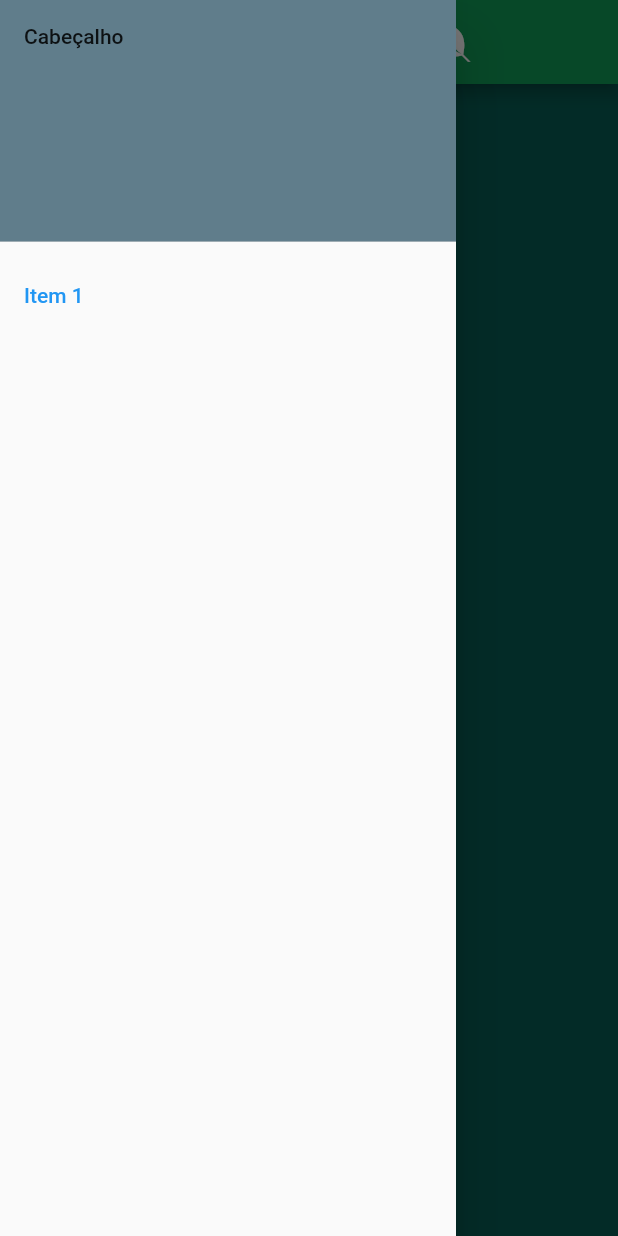
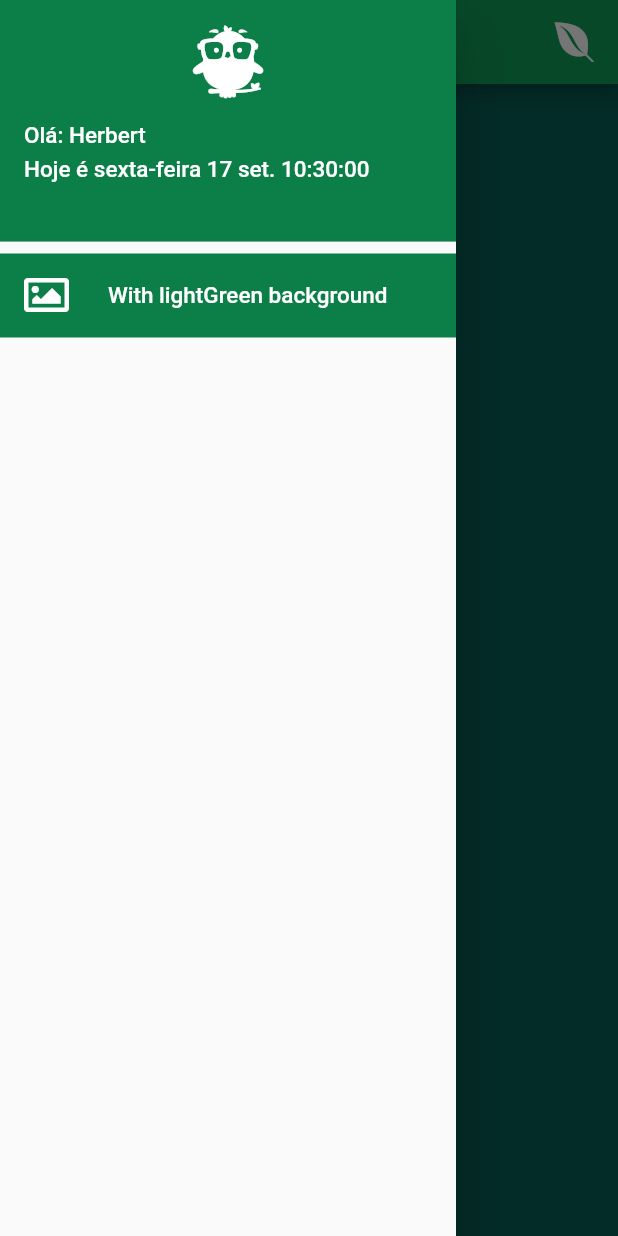
Before and after one commit to hbgit/qplant, a Flutter app: the Home screen opened by its route, with the side drawer open, on a phone screen of 412 x 824 dp. Run offline on Flutter 3.47's test engine with Material 2 defaults, Android fonts, the phone set to English and light mode, and no system bars; our stand-ins replace font_awesome_flutter, pin_code_fields.

Commit message:
Update Home screen
Signed-off-by: Herbert Rocha <herberthb12@gmail.com>

```diff
--- a/lib/view/Home.dart
+++ b/lib/view/Home.dart
@@ -1,19 +1,35 @@
 import 'package:flutter/cupertino.dart';
 import 'package:flutter/material.dart';
 import 'package:font_awesome_flutter/font_awesome_flutter.dart';
+import 'package:intl/intl.dart';
+import 'package:intl/date_symbol_data_local.dart';
 
 class Home extends StatefulWidget {
   @override
-  _SplashViewState createState() => _SplashViewState();
+  _HomeViewState createState() => _HomeViewState();
 }
 
-class _SplashViewState extends State<Home> {
+class _HomeViewState extends State<Home> {
   //final Auth _auth = Auth();
   int _selectedIndex = 0;
+  String _formattedDate =
+      DateFormat('EEEE d MMM kk:mm:ss', 'pt_BR').format(DateTime.now());
 
   _onSelectItem(int index) {
     setState(() => _selectedIndex = index);
     Navigator.of(context).pop();
+  }
+
+  _getDrawerItem(int pos) {
+    switch (pos) {
+      case 0:
+        //return Fragment("Tela 1");
+        print("Item 0");
+        break;
+      case 1:
+        print("Item 1");
+        break;
+    }
   }
 
   // Home Screen
@@ -24,14 +40,17 @@ class _SplashViewState extends State<Home> {
       appBar: AppBar(
         centerTitle: true,
         title: Row(
-            mainAxisAlignment: MainAxisAlignment.spaceEvenly,
+          mainAxisAlignment: MainAxisAlignment.spaceBetween,
           children: [
             Text("Menu"),
-              FaIcon(
+            Container(
+              alignment: Alignment.centerLeft,
+              child: FaIcon(
                 FontAwesomeIcons.envira,
                 color: Colors.white,
                 size: 30,
-              )
+              ),
+            ),
           ],
         ),
       ),
@@ -40,17 +59,72 @@ class _SplashViewState extends State<Home> {
           padding: EdgeInsets.zero,
           children: <Widget>[
             DrawerHeader(
-              child: Text('Cabeçalho'),
-              decoration: BoxDecoration(color: Colors.blueGrey),
+              child: Column(
+                crossAxisAlignment: CrossAxisAlignment.stretch,
+                children: [
+                  Center(
+                    child: FaIcon(
+                      FontAwesomeIcons.earlybirds,
+                      color: Colors.white,
+                      size: 50,
                     ),
-            ListTile(
-              title: Text("Item 1"),
-              selected: 0 == _selectedIndex,
-              onTap: (){
-                print("Item 1");
+                  ),
+                  SizedBox(
+                    height: 15,
+                  ),
+                  Text(
+                    "Olá: Herbert",
+                    textAlign: TextAlign.left,
+                    style: TextStyle(
+                      color: Colors.white,
+                      fontSize: 15,
+                    ),
+                  ),
+                  SizedBox(
+                    height: 5,
+                  ),
+                  Text("Hoje é $_formattedDate",
+                      textAlign: TextAlign.left,
+                      style: TextStyle(color: Colors.white, fontSize: 15))
+                ],
+              ),
+              decoration: BoxDecoration(color: Color(0xff0c7e47)),
+            ),
+            // ListTile(
+            //   title: Text("Item 1"),
+            //   selected: 0 == _selectedIndex,
+            //   onTap: () {
+            //     _onSelectItem(0);
+            //   },
+            // ),
+            ListView(
+              shrinkWrap: true,
+              children: [
+                Ink(
+                  color: Color(0xff0c7e47),
+                  child: ListTile(
+                    leading: FaIcon(
+                      FontAwesomeIcons.image,
+                      color: Colors.white,
+                      size: 30,
+                    ),
+                    title: Text(
+                      'With lightGreen background',
+                        textAlign: TextAlign.left,
+                        style: TextStyle(color: Colors.white, fontSize: 15)
+                    ),
+                    selected: 1 == _selectedIndex,
+                    onTap: () {
+                      print("Text");
                     },
                   ),
+                ),
               ],
-        )));
+            )
+          ],
+        ),
+      ),
+      body: _getDrawerItem(_selectedIndex),
+    );
   }
 }
--- a/lib/view/Splash.dart
+++ b/lib/view/Splash.dart
@@ -1,6 +1,8 @@
 import 'package:flutter/cupertino.dart';
 import 'package:flutter/material.dart';
 import 'package:qplant/view/Login.dart';
+//import 'package:intl/intl.dart';
+import 'package:intl/date_symbol_data_local.dart';
 
 class Splash extends StatefulWidget {
   @override
@@ -17,6 +19,12 @@ class _SplashViewState extends State<Splash> {
       _route = isLogged ? "/home" : "/";
       return true;
     });
+  }
+
+  @override
+  void initState() {
+    super.initState();
+    initializeDateFormatting('pt_BR', null); //very important
   }
 
   // Splash Screen
--- a/pubspec.yaml
+++ b/pubspec.yaml
@@ -30,6 +30,7 @@ dependencies:
   cupertino_icons: ^1.0.2
   font_awesome_flutter: ^9.1.0
   pin_code_fields: ^7.3.0
+  intl: ^0.17.0
 
 dev_dependencies:
   flutter_test:
```
Also changed, not shown: pubspec.lock. Lines whose indentation alone changed are shown as unchanged.
